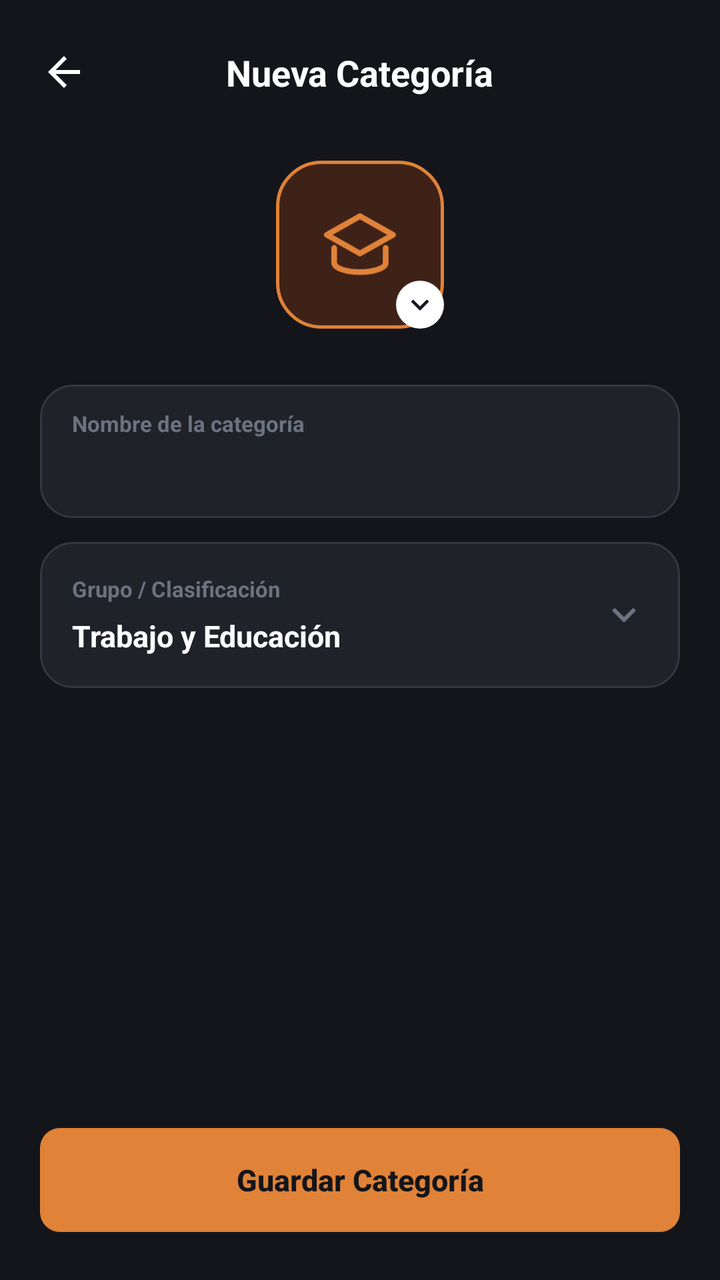
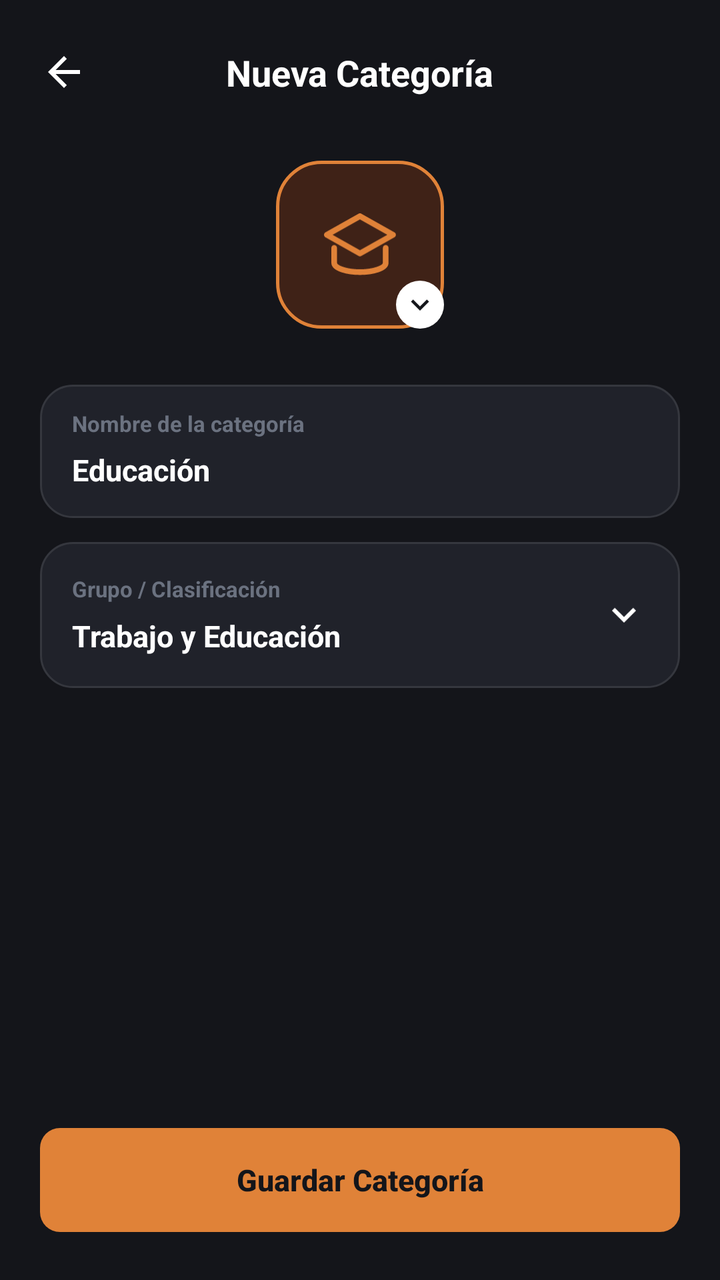

Screens rendered from an Android XML layout before and after an edit, with the pre-edit source and the edit as a unified diff.
<!-- AndroidManifest.xml: application theme Theme.MyApplication -->
<!-- res/layout/activity_nueva_categoria.xml -->
<?xml version="1.0" encoding="utf-8"?>
<androidx.constraintlayout.widget.ConstraintLayout
    xmlns:android="http://schemas.android.com/apk/res/android"
    xmlns:app="http://schemas.android.com/apk/res-auto"
    android:layout_width="match_parent"
    android:layout_height="match_parent"
    android:background="@color/bg_main"
    android:fitsSystemWindows="true">

    
    <ImageView
        android:id="@+id/btnBack"
        android:layout_width="40dp"
        android:layout_height="40dp"
        android:layout_marginStart="12dp"
        android:layout_marginTop="16dp"
        android:padding="8dp"
        android:src="@drawable/ic_arrow_back"
        android:contentDescription="Volver"
        app:layout_constraintStart_toStartOf="parent"
        app:layout_constraintTop_toTopOf="parent" />

    <TextView
        android:id="@+id/tvTitle"
        android:layout_width="wrap_content"
        android:layout_height="wrap_content"
        android:text="Nueva Categoría"
        android:textColor="@color/text_primary"
        android:textSize="18sp"
        android:textStyle="bold"
        app:layout_constraintBottom_toBottomOf="@id/btnBack"
        app:layout_constraintEnd_toEndOf="parent"
        app:layout_constraintStart_toStartOf="parent"
        app:layout_constraintTop_toTopOf="@id/btnBack" />

    
    <FrameLayout
        android:id="@+id/iconContainer"
        android:layout_width="84dp"
        android:layout_height="84dp"
        android:layout_marginTop="32dp"
        app:layout_constraintEnd_toEndOf="parent"
        app:layout_constraintStart_toStartOf="parent"
        app:layout_constraintTop_toBottomOf="@id/tvTitle">

        <FrameLayout
            android:id="@+id/btnIcon"
            android:layout_width="match_parent"
            android:layout_height="match_parent"
            android:background="@drawable/bg_icon_selector"
            android:clickable="true"
            android:focusable="true">

            <ImageView
                android:layout_width="36dp"
                android:layout_height="36dp"
                app:tint="@color/orange_primary"
                android:layout_gravity="center"
                android:src="@drawable/ic_cat_edu"
                android:contentDescription="Ícono de la categoría" />
        </FrameLayout>

        <ImageView
            android:layout_width="24dp"
            android:layout_height="24dp"
            android:layout_gravity="bottom|end"
            android:background="@drawable/bg_badge_white"
            android:padding="3dp"
            android:src="@drawable/ic_chevron_down"
            app:tint="@color/bg_main" />
    </FrameLayout>

    
    <LinearLayout
        android:id="@+id/cardName"
        android:layout_width="0dp"
        android:layout_height="wrap_content"
        android:layout_marginStart="20dp"
        android:layout_marginTop="28dp"
        android:layout_marginEnd="20dp"
        android:background="@drawable/bg_card_input"
        android:orientation="vertical"
        android:paddingStart="16dp"
        android:paddingTop="12dp"
        android:paddingEnd="16dp"
        android:paddingBottom="8dp"
        app:layout_constraintEnd_toEndOf="parent"
        app:layout_constraintStart_toStartOf="parent"
        app:layout_constraintTop_toBottomOf="@id/iconContainer">

        <TextView
            android:layout_width="wrap_content"
            android:layout_height="wrap_content"
            android:text="Nombre de la categoría"
            android:textColor="@color/text_muted"
            android:textSize="11sp"
            android:textStyle="bold" />

        <EditText
            android:id="@+id/etCategoryName"
            android:layout_width="match_parent"
            android:layout_height="wrap_content"
            android:background="@null"
            android:inputType="textCapSentences"
            android:maxLines="1"
            android:minHeight="32dp"
            android:paddingStart="0dp"
            android:paddingEnd="0dp"
            android:textColor="@color/text_primary"
            android:textSize="15sp" />
    </LinearLayout>

    
    <LinearLayout
        android:id="@+id/cardGroup"
        android:layout_width="0dp"
        android:layout_height="wrap_content"
        android:layout_marginStart="20dp"
        android:layout_marginTop="12dp"
        android:layout_marginEnd="20dp"
        android:background="@drawable/bg_card_input"
        android:clickable="true"
        android:focusable="true"
        android:gravity="center_vertical"
        android:orientation="horizontal"
        android:padding="16dp"
        app:layout_constraintEnd_toEndOf="parent"
        app:layout_constraintStart_toStartOf="parent"
        app:layout_constraintTop_toBottomOf="@id/cardName">

        <LinearLayout
            android:layout_width="0dp"
            android:layout_height="wrap_content"
            android:layout_weight="1"
            android:orientation="vertical">

            <TextView
                android:layout_width="wrap_content"
                android:layout_height="wrap_content"
                android:text="Grupo / Clasificación"
                android:textColor="@color/text_muted"
                android:textSize="11sp"
                android:textStyle="bold" />

            <TextView
                android:id="@+id/tvGroup"
                android:layout_width="wrap_content"
                android:layout_height="wrap_content"
                android:layout_marginTop="6dp"
                android:text="Trabajo y Educación"
                android:textColor="@color/text_primary"
                android:textSize="15sp"
                android:textStyle="bold" />
        </LinearLayout>

        <ImageView
            android:layout_width="24dp"
            android:layout_height="24dp"
            android:src="@drawable/ic_chevron_down"
            app:tint="@color/text_muted" />
    </LinearLayout>

    
    <androidx.appcompat.widget.AppCompatButton
        android:id="@+id/btnSave"
        android:layout_width="0dp"
        android:layout_height="52dp"
        android:layout_marginStart="20dp"
        android:layout_marginEnd="20dp"
        android:layout_marginBottom="24dp"
        android:background="@drawable/bg_button_slim"
        android:stateListAnimator="@null"
        android:text="Guardar Categoría"
        android:textAllCaps="false"
        android:textColor="@color/bg_main"
        android:textSize="15sp"
        android:textStyle="bold"
        app:layout_constraintBottom_toBottomOf="parent"
        app:layout_constraintEnd_toEndOf="parent"
        app:layout_constraintStart_toStartOf="parent" />

</androidx.constraintlayout.widget.ConstraintLayout>
<!-- resources referenced by this layout -->
<resources>
  <color name="bg_main">#14151A</color>
  <color name="orange_primary">#E08238</color>
  <color name="text_muted">#6B7280</color>
  <color name="text_primary">#FFFFFF</color>
  <!-- drawable bg_badge_white (drawable) -->
  <?xml version="1.0" encoding="utf-8"?>
  <shape xmlns:android="http://schemas.android.com/apk/res/android"
      android:shape="oval">
      <solid android:color="@color/text_primary" />
  </shape>
  <!-- drawable bg_button_slim (drawable) -->
  <?xml version="1.0" encoding="utf-8"?>
  <shape xmlns:android="http://schemas.android.com/apk/res/android"
      android:shape="rectangle">
      <solid android:color="@color/orange_primary" />
      <corners android:radius="10dp" />
  </shape>
  <!-- drawable bg_card_input (drawable) -->
  <?xml version="1.0" encoding="utf-8"?>
  <shape xmlns:android="http://schemas.android.com/apk/res/android"
      android:shape="rectangle">
      <solid android:color="@color/bg_dark_card" />
      <stroke android:width="1dp" android:color="@color/border_color" />
      <corners android:radius="16dp" />
  </shape>
  <!-- drawable bg_icon_selector (drawable) -->
  <?xml version="1.0" encoding="utf-8"?>
  <shape xmlns:android="http://schemas.android.com/apk/res/android"
      android:shape="rectangle">
      <solid android:color="@color/cat_social_bg" />
      <stroke android:width="1.5dp" android:color="@color/orange_primary" />
      <corners android:radius="22dp" />
  </shape>
  <!-- drawable ic_arrow_back (drawable) -->
  <?xml version="1.0" encoding="utf-8"?>
  <vector xmlns:android="http://schemas.android.com/apk/res/android"
      android:width="24dp" android:height="24dp"
      android:viewportWidth="24" android:viewportHeight="24">
      <path android:fillColor="#FFFFFF"
          android:pathData="M20,11H7.83l5.59,-5.59L12,4l-8,8 8,8 1.41,-1.41L7.83,13H20v-2z" />
  </vector>
  <!-- drawable ic_cat_edu (drawable) -->
  <vector xmlns:android="http://schemas.android.com/apk/res/android"
      android:width="23dp"
      android:height="20dp"
      android:viewportWidth="23"
      android:viewportHeight="20">
    <path
        android:pathData="M3.252,11.024V15.789C3.252,17.575 7.368,18.767 11.484,18.767C15.601,18.767 19.717,17.575 19.717,15.789V11.024M11.484,0.9L0.9,6.855L11.484,12.811L22.069,6.855L11.484,0.9Z"
        android:strokeLineJoin="round"
        android:strokeWidth="1.8"
        android:fillColor="#00000000"
        android:strokeColor="#EC4899"
        android:strokeLineCap="round"/>
  </vector>
  <!-- drawable ic_chevron_down (drawable) -->
  <?xml version="1.0" encoding="utf-8"?>
  <vector xmlns:android="http://schemas.android.com/apk/res/android"
      android:width="24dp" android:height="24dp"
      android:viewportWidth="24" android:viewportHeight="24">
      <path android:fillColor="#FFFFFF"
          android:pathData="M7.41,8.59L12,13.17l4.59,-4.58L18,10l-6,6 -6,-6z" />
  </vector>
  <style name="Theme.MyApplication" parent="Base.Theme.MyApplication" />
  <color name="bg_dark_card">#20222A</color>
  <color name="border_color">#35373E</color>
  <color name="cat_social_bg">#33EA580C</color>
  <style name="Base.Theme.MyApplication" parent="Theme.Material3.DayNight.NoActionBar">
          
          
      </style>
</resources>

<!-- the commit's change to res/layout/activity_nueva_categoria.xml (unified diff, before → after) -->
@@ -106,8 +106,10 @@
             android:minHeight="32dp"
             android:paddingStart="0dp"
             android:paddingEnd="0dp"
+            android:text="Educación"
             android:textColor="@color/text_primary"
-            android:textSize="15sp" />
+            android:textSize="15sp"
+            android:textStyle="bold" />
     </LinearLayout>
 
     
@@ -119,45 +121,122 @@
         android:layout_marginTop="12dp"
         android:layout_marginEnd="20dp"
         android:background="@drawable/bg_card_input"
-        android:clickable="true"
-        android:focusable="true"
-        android:gravity="center_vertical"
-        android:orientation="horizontal"
-        android:padding="16dp"
+        android:orientation="vertical"
         app:layout_constraintEnd_toEndOf="parent"
         app:layout_constraintStart_toStartOf="parent"
         app:layout_constraintTop_toBottomOf="@id/cardName">
 
+        
         <LinearLayout
-            android:layout_width="0dp"
-            android:layout_height="wrap_content"
-            android:layout_weight="1"
-            android:orientation="vertical">
-
-            <TextView
-                android:layout_width="wrap_content"
+            android:id="@+id/groupHeader"
+            android:layout_width="match_parent"
+            android:layout_height="wrap_content"
+            android:clickable="true"
+            android:focusable="true"
+            android:gravity="center_vertical"
+            android:orientation="horizontal"
+            android:padding="16dp">
+
+            <LinearLayout
+                android:layout_width="0dp"
                 android:layout_height="wrap_content"
-                android:text="Grupo / Clasificación"
-                android:textColor="@color/text_muted"
-                android:textSize="11sp"
-                android:textStyle="bold" />
-
-            <TextView
-                android:id="@+id/tvGroup"
-                android:layout_width="wrap_content"
+                android:layout_weight="1"
+                android:orientation="vertical">
+
+                <TextView
+                    android:layout_width="wrap_content"
+                    android:layout_height="wrap_content"
+                    android:text="Grupo / Clasificación"
+                    android:textColor="@color/text_muted"
+                    android:textSize="11sp"
+                    android:textStyle="bold" />
+
+                <TextView
+                    android:id="@+id/tvGroup"
+                    android:layout_width="wrap_content"
+                    android:layout_height="wrap_content"
+                    android:layout_marginTop="6dp"
+                    android:text="Trabajo y Educación"
+                    android:textColor="@color/text_primary"
+                    android:textSize="15sp"
+                    android:textStyle="bold" />
+            </LinearLayout>
+
+            <ImageView
+                android:id="@+id/ivGroupArrow"
+                android:layout_width="24dp"
+                android:layout_height="24dp"
+                android:src="@drawable/ic_chevron_down"
+                app:tint="@color/text_primary" />
+        </LinearLayout>
+
+        
+        <LinearLayout
+            android:id="@+id/groupDropdown"
+            android:layout_width="match_parent"
+            android:layout_height="wrap_content"
+            android:orientation="vertical"
+            android:visibility="gone">
+
+            <View
+                android:layout_width="match_parent"
+                android:layout_height="1dp"
+                android:layout_marginStart="16dp"
+                android:layout_marginEnd="16dp"
+                android:background="@color/border_color" />
+
+            <LinearLayout
+                android:layout_width="match_parent"
                 android:layout_height="wrap_content"
-                android:layout_marginTop="6dp"
-                android:text="Trabajo y Educación"
-                android:textColor="@color/text_primary"
-                android:textSize="15sp"
-                android:textStyle="bold" />
+                android:orientation="vertical"
+                android:padding="8dp">
+
+                <TextView
+                    android:id="@+id/optPersonales"
+                    android:layout_width="match_parent"
+                    android:layout_height="44dp"
+                    android:gravity="center_vertical"
+                    android:paddingStart="12dp"
+                    android:text="cuentas personales"
+                    android:textColor="@color/text_primary"
+                    android:textSize="12sp"
+                    android:textStyle="bold" />
+
+                <TextView
+                    android:id="@+id/optFinanzas"
+                    android:layout_width="match_parent"
+                    android:layout_height="44dp"
+                    android:gravity="center_vertical"
+                    android:paddingStart="12dp"
+                    android:text="finanzas y servicios"
+                    android:textColor="@color/text_primary"
+                    android:textSize="12sp"
+                    android:textStyle="bold" />
+
+                <TextView
+                    android:id="@+id/optTrabajo"
+                    android:layout_width="match_parent"
+                    android:layout_height="52dp"
+                    android:background="@drawable/bg_option_selected"
+                    android:gravity="center_vertical"
+                    android:paddingStart="12dp"
+                    android:text="trabajo y educacion"
+                    android:textColor="@color/orange_primary"
+                    android:textSize="13sp"
+                    android:textStyle="bold" />
+
+                <TextView
+                    android:id="@+id/optFrecuentes"
+                    android:layout_width="match_parent"
+                    android:layout_height="44dp"
+                    android:gravity="center_vertical"
+                    android:paddingStart="12dp"
+                    android:text="frecuentes"
+                    android:textColor="@color/text_primary"
+                    android:textSize="12sp"
+                    android:textStyle="bold" />
+            </LinearLayout>
         </LinearLayout>
-
-        <ImageView
-            android:layout_width="24dp"
-            android:layout_height="24dp"
-            android:src="@drawable/ic_chevron_down"
-            app:tint="@color/text_muted" />
     </LinearLayout>
 
     
<!-- resource entries referenced after the edit -->
@@ -32,6 +32,13 @@
       <solid android:color="@color/cat_social_bg" />
       <stroke android:width="1.5dp" android:color="@color/orange_primary" />
       <corners android:radius="22dp" />
+  </shape>
+  <!-- drawable bg_option_selected (drawable) -->
+  <?xml version="1.0" encoding="utf-8"?>
+  <shape xmlns:android="http://schemas.android.com/apk/res/android"
+      android:shape="rectangle">
+      <solid android:color="#26E08238" />
+      <corners android:radius="14dp" />
   </shape>
   <!-- drawable ic_arrow_back (drawable) -->
   <?xml version="1.0" encoding="utf-8"?>
